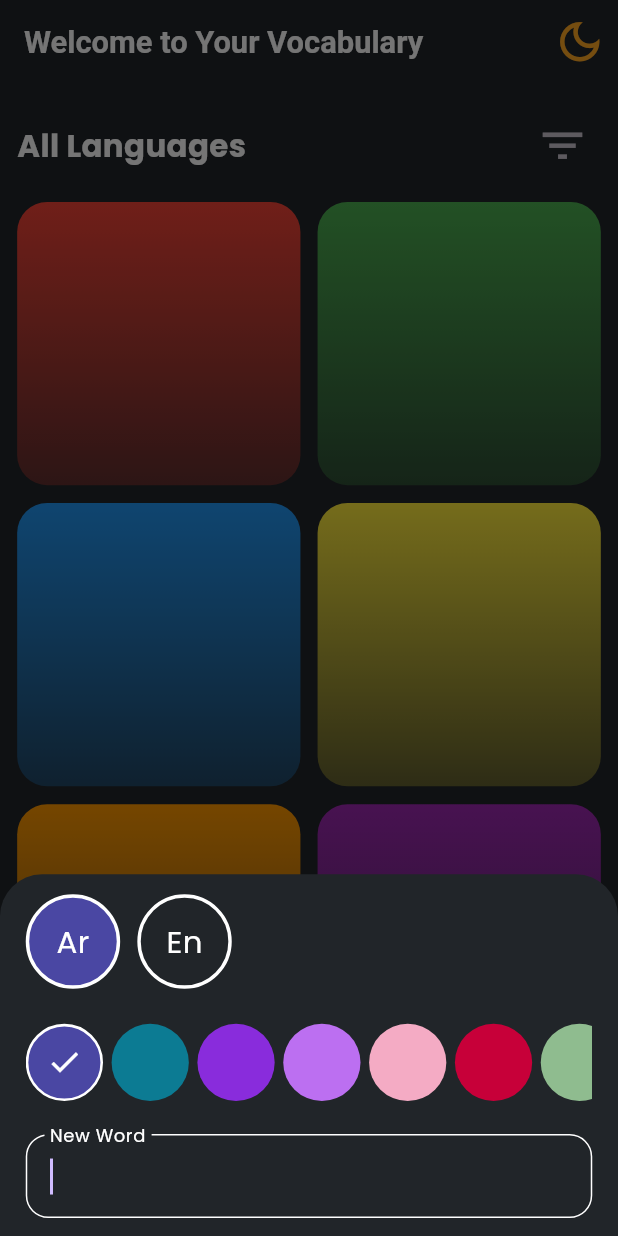
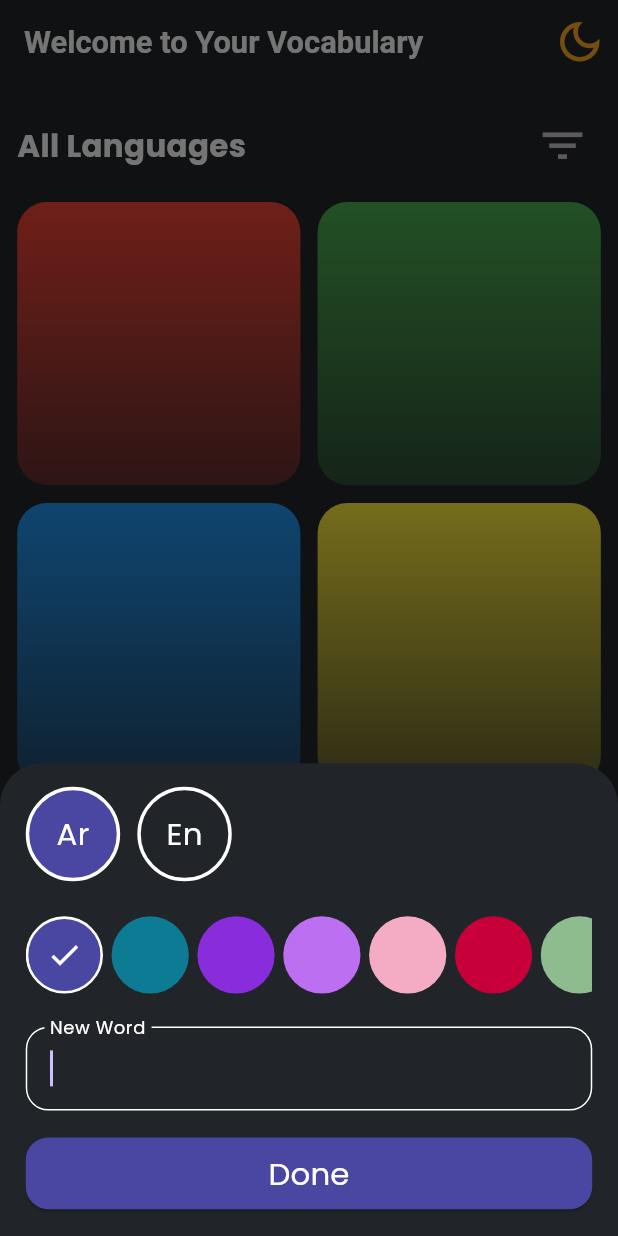
Before and after one commit to AbdoAlHady/Vocabulary_Note, a Flutter app: the screen it shows after launch, after a tap on the "add" icon, on a phone screen of 412 x 824 dp. Run offline on Flutter 3.47's test engine with Material 3 defaults, Android fonts, the phone set to English and light mode, and no system bars; drawn by our look-alikes of animated_text_kit; our stand-ins replace animated_background, flutter_bloc, flutter_screenutil, flutter_svg.

Commit message:
- fix keyboard heigh in bottom sheet

```diff
--- a/lib/ui/widgets/home/add_note/add_note_bottom_sheet.dart
+++ b/lib/ui/widgets/home/add_note/add_note_bottom_sheet.dart
@@ -4,6 +4,7 @@ import 'package:flutter_screenutil/flutter_screenutil.dart';
 import 'package:vocabulary_note/helpers/spacing.dart';
 import 'package:vocabulary_note/logic/write_note_cubit/write_note_cubit.dart';
 import 'package:vocabulary_note/logic/write_note_cubit/write_note_state.dart';
+import 'package:vocabulary_note/ui/widgets/home/add_note/add_note_button.dart';
 import 'package:vocabulary_note/ui/widgets/home/add_note/choose_colors_widget.dart';
 import 'package:vocabulary_note/ui/widgets/home/add_note/chose_language_type.dart';
 import 'package:vocabulary_note/ui/widgets/home/add_note/note_text_field.dart';
@@ -24,7 +25,7 @@ class _AddNoteBottomSheetState extends State<AddNoteBottomSheet> {
   Widget build(BuildContext context) {
     return BlocBuilder<WriteNoteCubit, WriteNoteState>(
       builder: (context, state) {
-        var cubit= WriteNoteCubit().get(context);
+        var cubit = WriteNoteCubit().get(context);
         return Container(
           decoration: BoxDecoration(
             borderRadius: BorderRadius.only(
@@ -33,17 +34,32 @@ class _AddNoteBottomSheetState extends State<AddNoteBottomSheet> {
             ),
           ),
           width: double.infinity,
-          padding: EdgeInsets.symmetric(horizontal: 15.w, vertical: 10.h),
-          child:  Column(
+          padding: EdgeInsets.only(
+              left: 15.w,
+              right: 15.w,
+              top: 12.h,
+              bottom: MediaQuery.of(context).viewInsets.bottom),
+          child: SingleChildScrollView(
+            child: Column(
               crossAxisAlignment: CrossAxisAlignment.start,
               mainAxisSize: MainAxisSize.min,
               children: [
-              ChoseLanguageType(isArabic: cubit.isArabic, colorCode: cubit.colorCode),
+                ChoseLanguageType(
+                    isArabic: cubit.isArabic, colorCode: cubit.colorCode),
                 verticalSpace(15),
-               ChooseColorsWidget(activeColor: cubit.colorCode,),
+                ChooseColorsWidget(
+                  activeColor: cubit.colorCode,
+                ),
                 verticalSpace(15),
-               NoteTextField(label: 'New Word', formKey: formKey,),
+                NoteTextField(
+                  label: 'New Word',
+                  formKey: formKey,
+                ),
+                verticalSpace(15),
+                AddNoteButton(colorCode: cubit.colorCode),
+                verticalSpace(15),
               ],
+            ),
           ),
         );
       },
--- /dev/null
+++ b/lib/ui/widgets/home/add_note/add_note_button.dart
@@ -0,0 +1,27 @@
+import 'package:flutter/material.dart';
+import 'package:flutter_screenutil/flutter_screenutil.dart';
+import 'package:vocabulary_note/core/theme/app_colors.dart';
+import 'package:vocabulary_note/core/theme/app_text_styles.dart';
+
+class AddNoteButton extends StatelessWidget {
+  const AddNoteButton({super.key, required this.colorCode});
+  final int colorCode;
+  @override
+  Widget build(BuildContext context) {
+    return  SizedBox(
+      height: 40.h,
+      width: double.infinity,
+      child: ElevatedButton(
+        style: ElevatedButton.styleFrom(
+          backgroundColor: Color(colorCode),
+          shape: RoundedRectangleBorder(
+            borderRadius: BorderRadius.circular(15)
+          )
+        ),
+        onPressed: () {},
+        child:  Text('Done',style: AppTextStyles.font18DarkMedium.copyWith(color: AppColors.white),),
+
+      ),
+    );
+  }
+}
```
Lines whose indentation alone changed are shown as unchanged.
